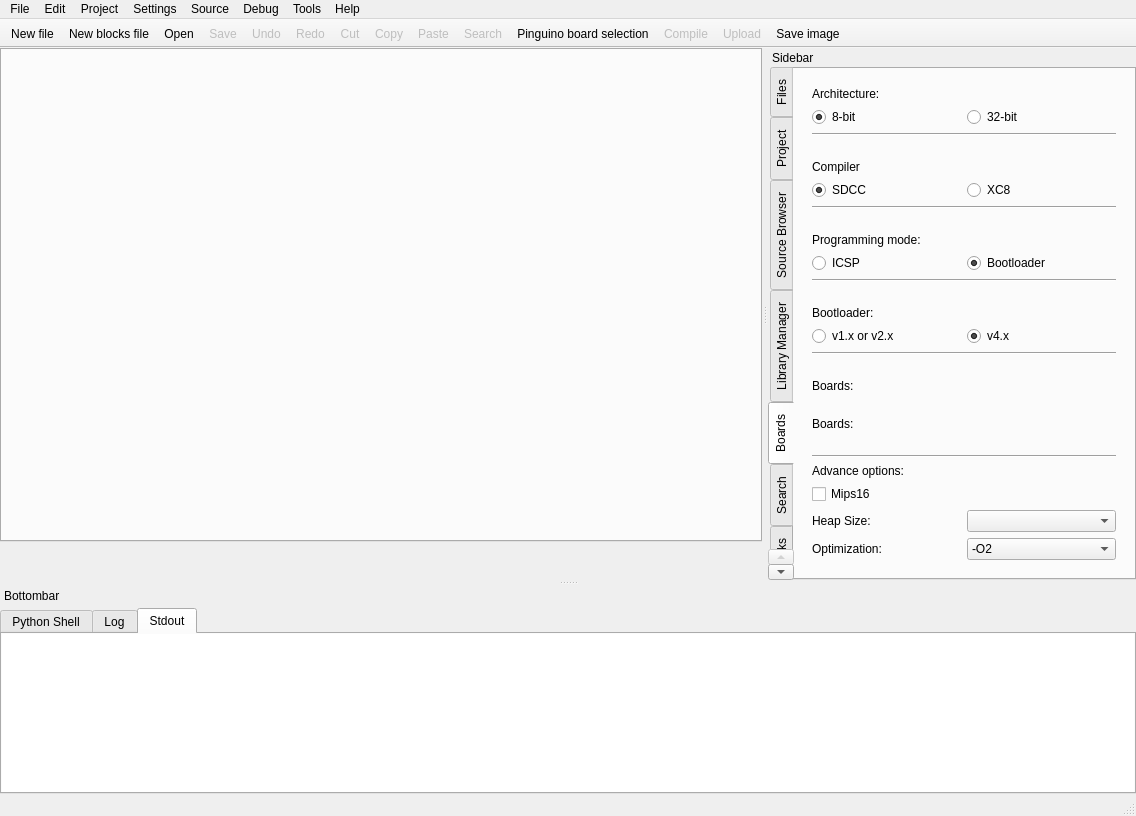
This is pinguino/qtgui/frames/main.ui in PinguinoIDE/pinguino-ide as Qt 5 draws it before an edit. The edited form follows.
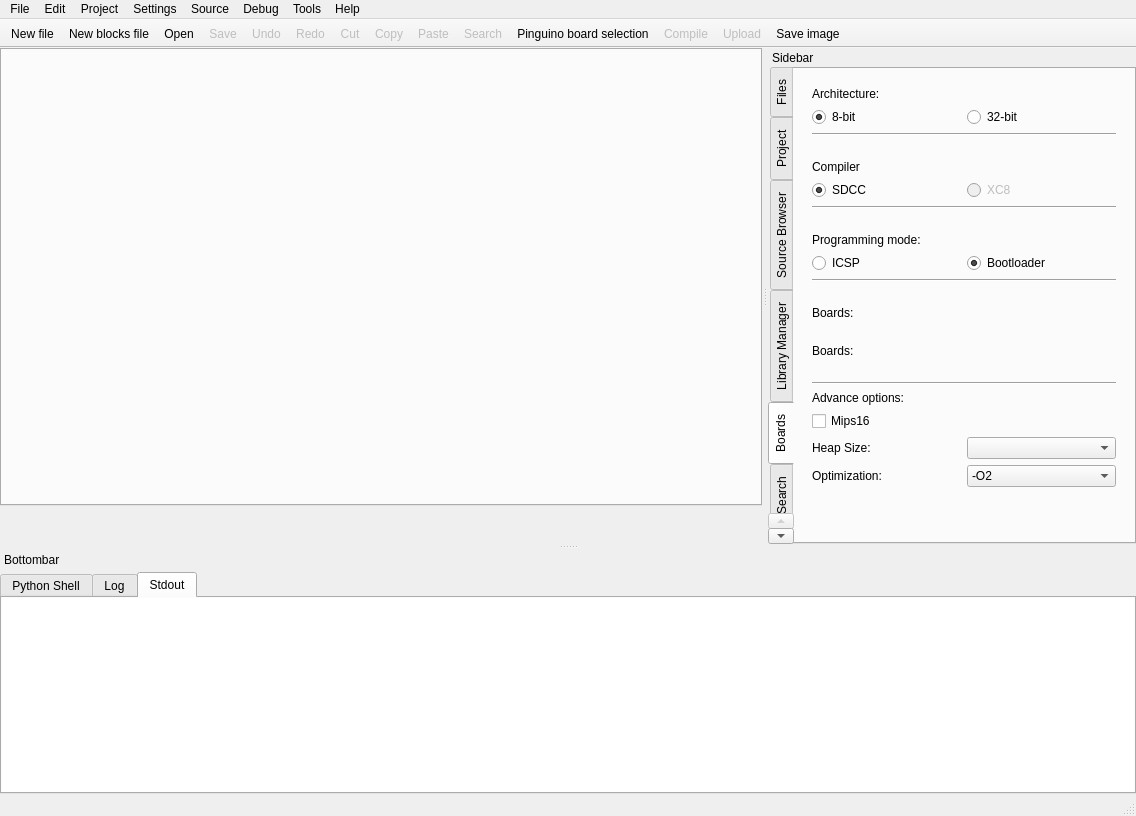
This is the edited form. Icons and pictures are not drawn.

Commit message: Recompiled frames.

Diff of the .ui file:
```diff
--- a/pinguino/qtgui/frames/main.ui
+++ b/pinguino/qtgui/frames/main.ui
@@ -1008,7 +1008,7 @@
               <item row="0" column="1">
                <widget class="QRadioButton" name="radioButton_compiler_xc8">
                 <property name="enabled">
-                 <bool>true</bool>
+                 <bool>false</bool>
                 </property>
                 <property name="text">
                  <string>XC8</string>
@@ -1087,53 +1087,6 @@
            </layout>
           </widget>
          </item>
-         <item>
-          <widget class="QFrame" name="frame_bootloader">
-           <property name="frameShape">
-            <enum>QFrame::NoFrame</enum>
-           </property>
-           <property name="frameShadow">
-            <enum>QFrame::Raised</enum>
-           </property>
-           <layout class="QGridLayout" name="gridLayout_24">
-            <item row="1" column="0">
-             <widget class="QLabel" name="label_3">
-              <property name="text">
-               <string>Bootloader:</string>
-              </property>
-             </widget>
-            </item>
-            <item row="2" column="0">
-             <layout class="QGridLayout" name="gridLayout_19">
-              <item row="0" column="0">
-               <widget class="QRadioButton" name="radioButton_bootloader_v1_v2">
-                <property name="text">
-                 <string notr="true">v1.x or v2.x</string>
-                </property>
-               </widget>
-              </item>
-              <item row="0" column="1">
-               <widget class="QRadioButton" name="radioButton_bootloader_v4">
-                <property name="text">
-                 <string notr="true">v4.x</string>
-                </property>
-                <property name="checked">
-                 <bool>true</bool>
-                </property>
-               </widget>
-              </item>
-             </layout>
-            </item>
-            <item row="3" column="0">
-             <widget class="Line" name="line_3">
-              <property name="orientation">
-               <enum>Qt::Horizontal</enum>
-              </property>
-             </widget>
-            </item>
-           </layout>
-          </widget>
-         </item>
          <item>
           <widget class="QFrame" name="frame_devices_8">
            <property name="frameShape">
```
Left out of the diff: 10 changed lines with no effect on the pictures. The commit also changes 24 other files.
